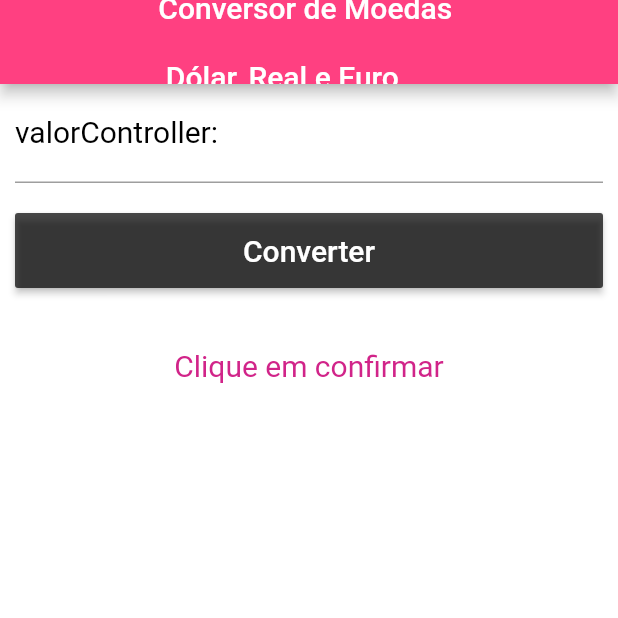
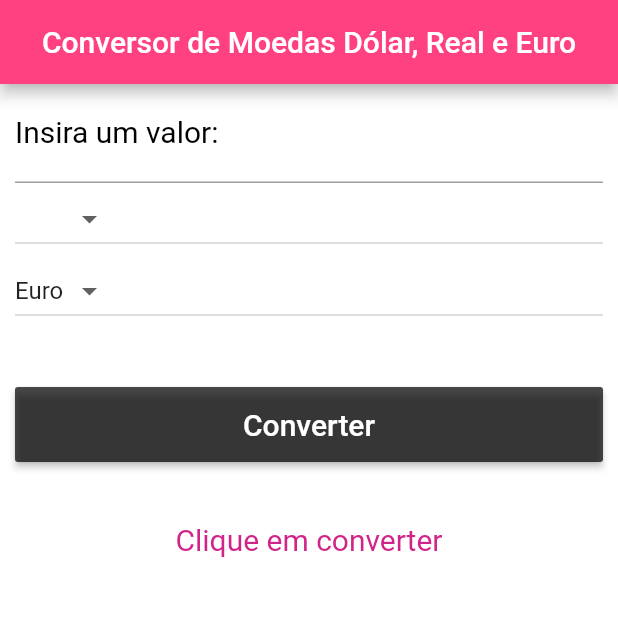
Before and after one commit to MaitheSouza/ProgramacaoDispositivosMoveis, a Flutter app: the screen it shows after launch, on a phone screen of 412 x 824 dp, the top half of it. Run offline on Flutter 3.47's test engine with Material 2 defaults, Android fonts, the phone set to English and light mode, and no system bars.

Commit message:
Update home.dart

```diff
--- a/app10_conversor/lib/home.dart
+++ b/app10_conversor/lib/home.dart
@@ -9,7 +9,7 @@ class Home extends StatefulWidget {
 }
 
 class _HomeState extends State<Home> {
-  TextEditingController valor = TextEditingController();
+  TextEditingController valorController = TextEditingController();
 
   String dropdownDe = 'Dolar';
   String dropdownPara = 'Euro';
@@ -33,7 +33,7 @@ class _HomeState extends State<Home> {
 
   _titulo() {
     return AppBar(
-      title: Text("Conversor de Moedas \n\n Dólar, Real e Euro"),
+      title: Text("Conversor de Moedas Dólar, Real e Euro"),
       centerTitle: true,
       backgroundColor: Colors.pinkAccent,
     );
@@ -45,7 +45,9 @@ class _HomeState extends State<Home> {
       child: Column(
         crossAxisAlignment: CrossAxisAlignment.stretch,
         children: <Widget>[
-          _campo("valorController:", valor, TextInputType.text),
+          _campo("Insira um valor:", valorController, TextInputType.number),
+          _dropdownButtonDe(),
+          _dropdownButtonPara(),
           _botao(),
           infoResultado
               ? Column(
@@ -53,7 +55,7 @@ class _HomeState extends State<Home> {
                     _texto("Resultado"),
                   ],
                 )
-              : _texto("Clique em confirmar"),
+              : _texto("Clique em converter"),
         ],
       ),
     );
@@ -106,7 +108,7 @@ class _HomeState extends State<Home> {
 
   _botao() {
     return Padding(
-      padding: EdgeInsets.only(top: 20.0, bottom: 40.0),
+      padding: EdgeInsets.only(top: 40.0, bottom: 40.0),
       child: Container(
         height: 50.0,
         child: RaisedButton(
```
